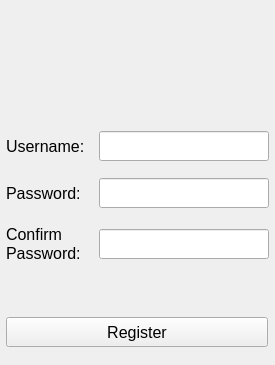
Before: the Qt Designer form VaporChat/registerwindow.ui in nwestbury/VaporChat, drawn with Qt 5.
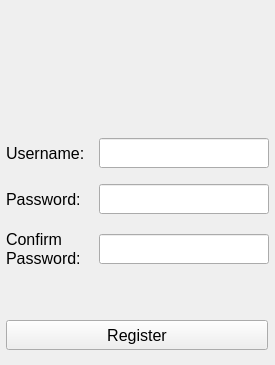
After: the same form once the commit is applied.

Diff of the .ui file:
```diff
--- a/VaporChat/registerwindow.ui
+++ b/VaporChat/registerwindow.ui
@@ -54,14 +54,14 @@
        </property>
        <property name="minimumSize">
         <size>
-         <width>100</width>
-         <height>100</height>
+         <width>123</width>
+         <height>109</height>
         </size>
        </property>
        <property name="maximumSize">
         <size>
-         <width>100</width>
-         <height>100</height>
+         <width>123</width>
+         <height>109</height>
         </size>
        </property>
        <property name="layoutDirection">
```
Left out of the diff: 11 changed lines with no effect on the pictures.
